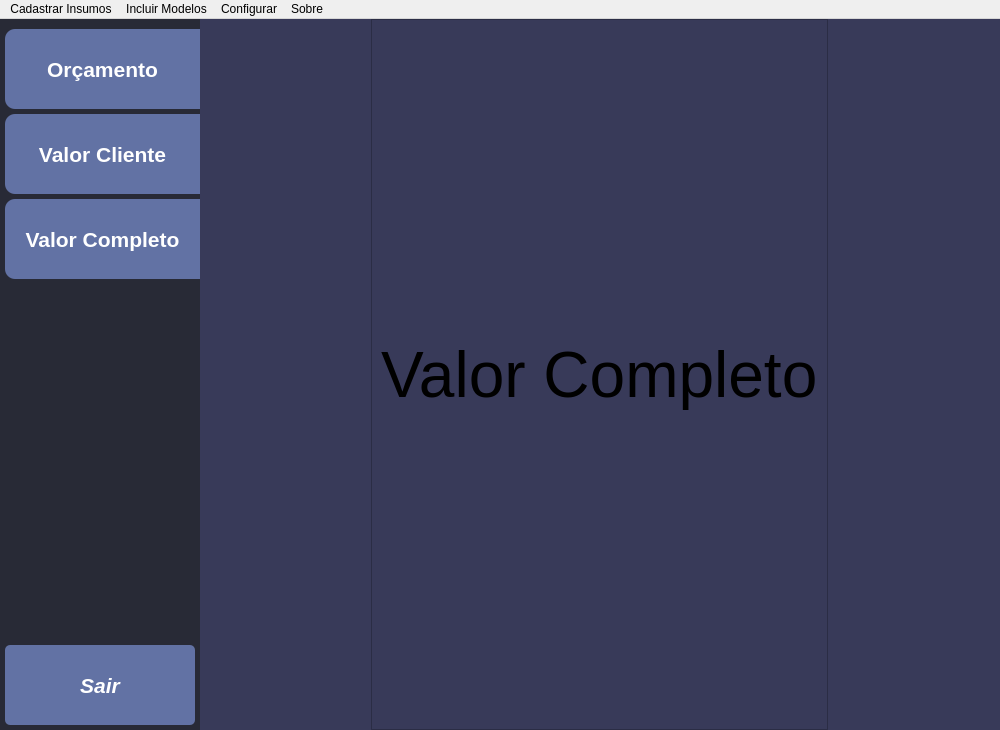
This is main.ui in RobertooMota/orcamento_3d_print as Qt 5 draws it before an edit. The edited form follows.
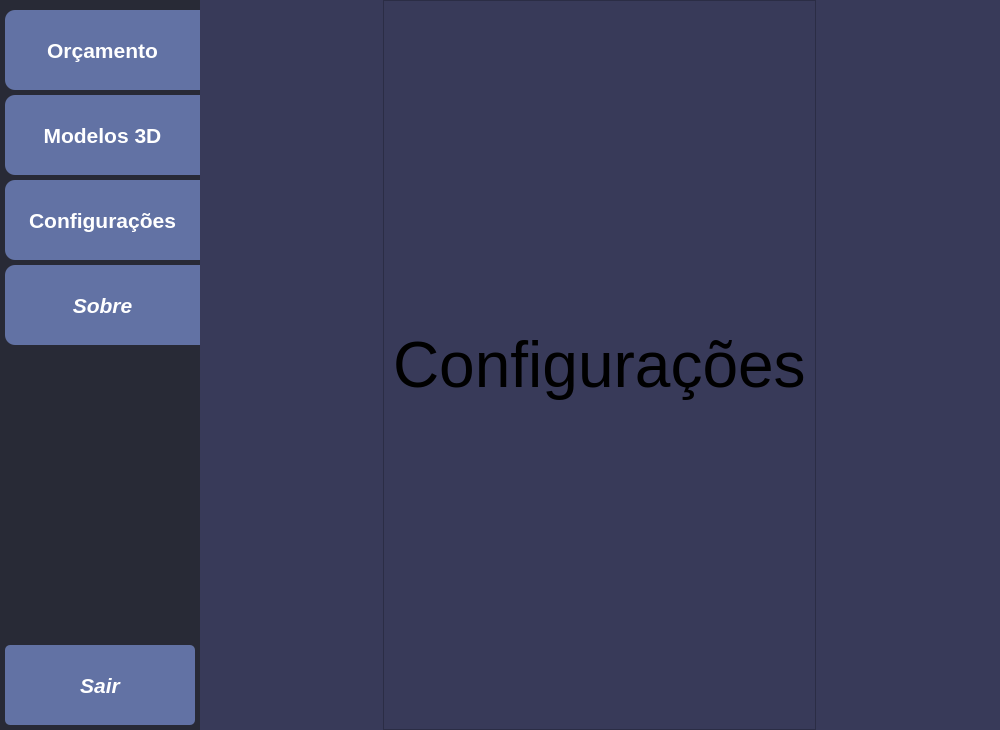
This is the edited form. The open tabs and pages were chosen to show the change. Icons and pictures are not drawn.

Commit message: Alteracao de layout

The edit to the form file:
```diff
--- a/main.ui
+++ b/main.ui
@@ -228,7 +228,7 @@
 }</string>
                </property>
                <property name="text">
-                <string>Valor Cliente</string>
+                <string>Modelos 3D</string>
                </property>
               </widget>
              </item>
@@ -267,13 +267,53 @@
 }</string>
                </property>
                <property name="text">
-                <string>Valor Completo</string>
+                <string>Configurações</string>
                </property>
                <property name="flat">
                 <bool>false</bool>
                </property>
               </widget>
              </item>
+             <item>
+              <widget class="QPushButton" name="btn_Sobre">
+               <property name="minimumSize">
+                <size>
+                 <width>0</width>
+                 <height>80</height>
+                </size>
+               </property>
+               <property name="font">
+                <font>
+                 <pointsize>16</pointsize>
+                 <italic>true</italic>
+                 <bold>true</bold>
+                </font>
+               </property>
+               <property name="styleSheet">
+                <string notr="true">QPushButton{
+
+color: white;
+background-color: #6272a4;
+border-top-left-radius: 10px;
+border-bottom-left-radius: 10px;
+}
+
+QPushButton:hover{
+background-color: #ff79c6;
+color:#282a36;
+
+}
+
+QPushButton:Pressed{
+background-color: rgb(255, 74, 179);
+color:#44475a;
+}</string>
+               </property>
+               <property name="text">
+                <string>Sobre</string>
+               </property>
+              </widget>
+             </item>
             </layout>
            </widget>
           </item>
@@ -562,7 +602,7 @@
                     </font>
                    </property>
                    <property name="text">
-                    <string>Valor Completo</string>
+                    <string>Configurações</string>
                    </property>
                   </widget>
                  </item>
@@ -581,46 +621,6 @@
     </item>
    </layout>
   </widget>
-  <widget class="QMenuBar" name="menubar">
-   <property name="geometry">
-    <rect>
-     <x>0</x>
-     <y>0</y>
-     <width>1000</width>
-     <height>22</height>
-    </rect>
-   </property>
-   <widget class="QMenu" name="mn_CadastrarItens">
-    <property name="title">
-     <string>Cadastrar Insumos</string>
-    </property>
-    <addaction name="opc_Filamento"/>
-   </widget>
-   <widget class="QMenu" name="mn_IncluirModelos">
-    <property name="title">
-     <string>Incluir Modelos</string>
-    </property>
-    <addaction name="actionKarikos"/>
-   </widget>
-   <widget class="QMenu" name="menuConfigurar">
-    <property name="title">
-     <string>Configurar</string>
-    </property>
-    <addaction name="actionValores"/>
-    <addaction name="actionLucro"/>
-   </widget>
-   <widget class="QMenu" name="menuSobre">
-    <property name="title">
-     <string>Sobre</string>
-    </property>
-    <addaction name="actionQuem_somos_n_s"/>
-    <addaction name="actionNos_Ajude"/>
-   </widget>
-   <addaction name="mn_CadastrarItens"/>
-   <addaction name="mn_IncluirModelos"/>
-   <addaction name="menuConfigurar"/>
-   <addaction name="menuSobre"/>
-  </widget>
   <action name="opc_Filamento">
    <property name="text">
     <string>Insumos</string>
```
Left out of the diff: 8 changed lines with no effect on the pictures. The commit also changes 4 other files.
